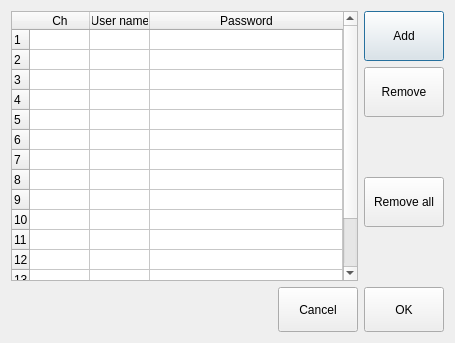
mishkoLitvin/L_Aries-progect, file usersetting.ui: the form before one commit.
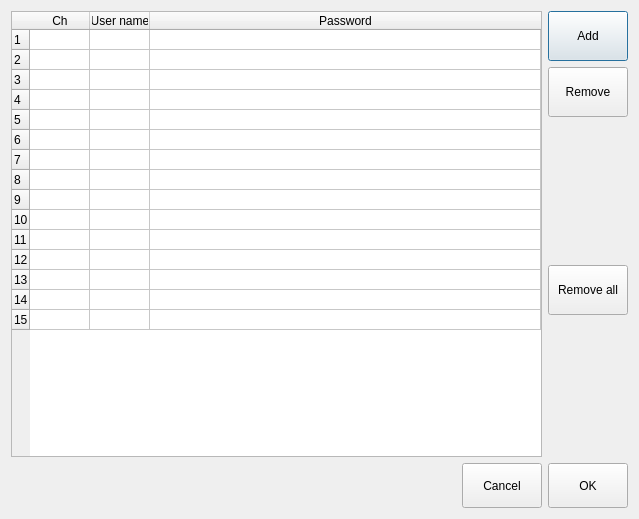
The form after the commit.

Patch:
```diff
--- a/usersetting.ui
+++ b/usersetting.ui
@@ -6,8 +6,8 @@
    <rect>
     <x>0</x>
     <y>0</y>
-    <width>455</width>
-    <height>343</height>
+    <width>639</width>
+    <height>519</height>
    </rect>
   </property>
   <property name="windowTitle">
```
Left out of the diff: 4 changed lines with no effect on the pictures.
